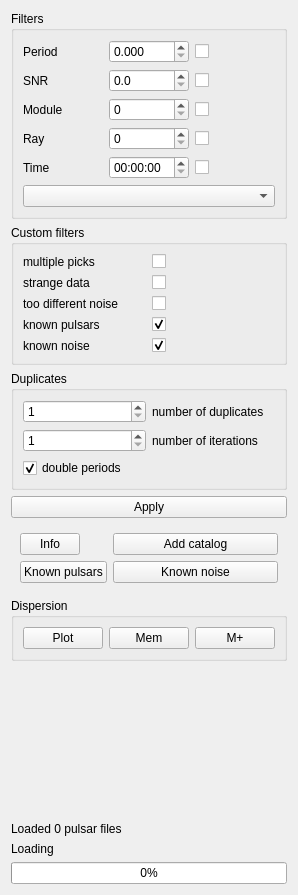
The window that src/analytics.ui (vtyulb/BSA-Analytics) describes before a commit, drawn with Qt 5.
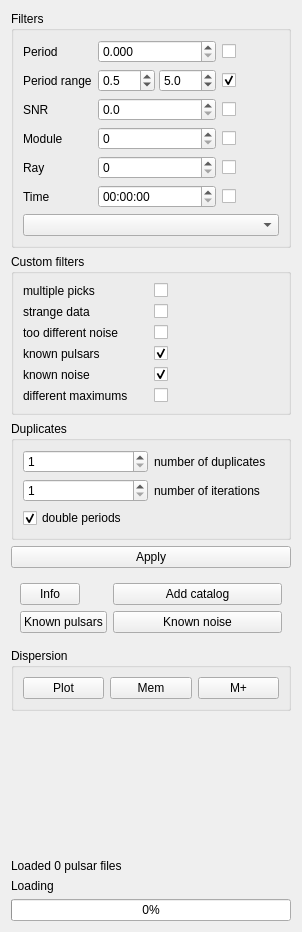
The same window after the commit.

Commit message: different maximums

```diff
--- a/src/analytics.ui
+++ b/src/analytics.ui
@@ -6,8 +6,8 @@
    <rect>
     <x>0</x>
     <y>0</y>
-    <width>292</width>
-    <height>895</height>
+    <width>302</width>
+    <height>932</height>
    </rect>
   </property>
   <property name="windowTitle">
@@ -22,20 +22,6 @@
      <layout class="QVBoxLayout" name="verticalLayout_2">
       <item>
        <layout class="QGridLayout" name="gridLayout">
-        <item row="3" column="0">
-         <widget class="QLabel" name="label_4">
-          <property name="text">
-           <string>Ray</string>
-          </property>
-         </widget>
-        </item>
-        <item row="4" column="1">
-         <widget class="QTimeEdit" name="time">
-          <property name="displayFormat">
-           <string>HH:mm:ss</string>
-          </property>
-         </widget>
-        </item>
         <item row="0" column="0">
          <widget class="QLabel" name="label">
           <property name="text">
@@ -43,53 +29,64 @@
           </property>
          </widget>
         </item>
-        <item row="2" column="0">
-         <widget class="QLabel" name="label_3">
+        <item row="4" column="2">
+         <widget class="QCheckBox" name="rayCheckBox">
           <property name="text">
-           <string>Module</string>
+           <string/>
           </property>
          </widget>
         </item>
-        <item row="3" column="1">
-         <widget class="QSpinBox" name="ray"/>
+        <item row="5" column="2">
+         <widget class="QCheckBox" name="timeCheckBox">
+          <property name="text">
+           <string/>
+          </property>
+         </widget>
         </item>
-        <item row="4" column="0">
+        <item row="2" column="2">
+         <widget class="QCheckBox" name="SNRCheckBox">
+          <property name="text">
+           <string/>
+          </property>
+         </widget>
+        </item>
+        <item row="5" column="0">
          <widget class="QLabel" name="label_5">
           <property name="text">
            <string>Time</string>
           </property>
          </widget>
         </item>
-        <item row="1" column="2">
-         <widget class="QCheckBox" name="SNRCheckBox">
-          <property name="text">
-           <string/>
+        <item row="5" column="1">
+         <widget class="QTimeEdit" name="time">
+          <property name="displayFormat">
+           <string>HH:mm:ss</string>
           </property>
          </widget>
         </item>
-        <item row="0" column="2">
-         <widget class="QCheckBox" name="periodCheckBox">
+        <item row="4" column="0">
+         <widget class="QLabel" name="label_4">
           <property name="text">
-           <string/>
+           <string>Ray</string>
           </property>
          </widget>
         </item>
         <item row="3" column="2">
-         <widget class="QCheckBox" name="rayCheckBox">
+         <widget class="QCheckBox" name="moduleCheckBox">
           <property name="text">
            <string/>
           </property>
          </widget>
         </item>
-        <item row="1" column="0">
-         <widget class="QLabel" name="label_2">
-          <property name="text">
-           <string>SNR</string>
-          </property>
-         </widget>
-        </item>
         <item row="2" column="1">
-         <widget class="QSpinBox" name="module"/>
+         <widget class="QDoubleSpinBox" name="SNR">
+          <property name="decimals">
+           <number>1</number>
+          </property>
+         </widget>
+        </item>
+        <item row="4" column="1">
+         <widget class="QSpinBox" name="ray"/>
         </item>
         <item row="0" column="1">
          <widget class="QDoubleSpinBox" name="period">
@@ -101,24 +98,85 @@
           </property>
          </widget>
         </item>
+        <item row="0" column="2">
+         <widget class="QCheckBox" name="periodCheckBox">
+          <property name="text">
+           <string/>
+          </property>
+         </widget>
+        </item>
+        <item row="3" column="0">
+         <widget class="QLabel" name="label_3">
+          <property name="text">
+           <string>Module</string>
+          </property>
+         </widget>
+        </item>
+        <item row="3" column="1">
+         <widget class="QSpinBox" name="module"/>
+        </item>
+        <item row="2" column="0">
+         <widget class="QLabel" name="label_2">
+          <property name="text">
+           <string>SNR</string>
+          </property>
+         </widget>
+        </item>
+        <item row="1" column="0">
+         <widget class="QLabel" name="label_13">
+          <property name="text">
+           <string>Period range</string>
+          </property>
+         </widget>
+        </item>
         <item row="1" column="1">
-         <widget class="QDoubleSpinBox" name="SNR">
-          <property name="decimals">
-           <number>1</number>
-          </property>
+         <widget class="QWidget" name="widget_2" native="true">
+          <layout class="QHBoxLayout" name="horizontalLayout_3">
+           <property name="spacing">
+            <number>4</number>
+           </property>
+           <property name="leftMargin">
+            <number>0</number>
+           </property>
+           <property name="topMargin">
+            <number>0</number>
+           </property>
+           <property name="rightMargin">
+            <number>0</number>
+           </property>
+           <property name="bottomMargin">
+            <number>0</number>
+           </property>
+           <item>
+            <widget class="QDoubleSpinBox" name="periodRangeLeft">
+             <property name="decimals">
+              <number>1</number>
+             </property>
+             <property name="value">
+              <double>0.500000000000000</double>
+             </property>
+            </widget>
+           </item>
+           <item>
+            <widget class="QDoubleSpinBox" name="periodRangeRight">
+             <property name="decimals">
+              <number>1</number>
+             </property>
+             <property name="value">
+              <double>5.000000000000000</double>
+             </property>
+            </widget>
+           </item>
+          </layout>
          </widget>
         </item>
-        <item row="2" column="2">
-         <widget class="QCheckBox" name="moduleCheckBox">
+        <item row="1" column="2">
+         <widget class="QCheckBox" name="periodRangeCheckBox">
           <property name="text">
            <string/>
           </property>
-         </widget>
-        </item>
-        <item row="4" column="2">
-         <widget class="QCheckBox" name="timeCheckBox">
-          <property name="text">
-           <string/>
+          <property name="checked">
+           <bool>true</bool>
           </property>
          </widget>
         </item>
@@ -138,31 +196,34 @@
      <layout class="QHBoxLayout" name="horizontalLayout">
       <item>
        <layout class="QGridLayout" name="gridLayout_2">
-        <item row="4" column="0">
-         <widget class="QLabel" name="label_11">
+        <item row="4" column="1">
+         <widget class="QCheckBox" name="knownNoise">
           <property name="text">
-           <string>known noise</string>
+           <string/>
           </property>
+          <property name="checked">
+           <bool>true</bool>
+          </property>
          </widget>
         </item>
-        <item row="0" column="0">
-         <widget class="QLabel" name="label_6">
+        <item row="2" column="1">
+         <widget class="QCheckBox" name="differentNoise">
           <property name="text">
-           <string>multiple picks</string>
+           <string/>
           </property>
          </widget>
         </item>
-        <item row="0" column="1">
-         <widget class="QCheckBox" name="multiplePicks">
+        <item row="3" column="0">
+         <widget class="QLabel" name="label_10">
           <property name="text">
-           <string/>
+           <string>known pulsars</string>
           </property>
          </widget>
         </item>
-        <item row="1" column="0">
-         <widget class="QLabel" name="label_7">
+        <item row="2" column="0">
+         <widget class="QLabel" name="label_8">
           <property name="text">
-           <string>strange data</string>
+           <string>too different noise</string>
           </property>
          </widget>
         </item>
@@ -179,27 +240,27 @@
           </property>
          </widget>
         </item>
-        <item row="2" column="0">
-         <widget class="QLabel" name="label_8">
-          <property name="text">
-           <string>too different noise</string>
-          </property>
-         </widget>
-        </item>
-        <item row="3" column="0">
-         <widget class="QLabel" name="label_10">
-          <property name="text">
-           <string>known pulsars</string>
-          </property>
-         </widget>
-        </item>
-        <item row="2" column="1">
-         <widget class="QCheckBox" name="differentNoise">
+        <item row="0" column="1">
+         <widget class="QCheckBox" name="multiplePicks">
           <property name="text">
            <string/>
           </property>
          </widget>
         </item>
+        <item row="0" column="0">
+         <widget class="QLabel" name="label_6">
+          <property name="text">
+           <string>multiple picks</string>
+          </property>
+         </widget>
+        </item>
+        <item row="4" column="0">
+         <widget class="QLabel" name="label_11">
+          <property name="text">
+           <string>known noise</string>
+          </property>
+         </widget>
+        </item>
         <item row="3" column="1">
          <widget class="QCheckBox" name="knownPulsars">
           <property name="text">
@@ -210,14 +271,25 @@
           </property>
          </widget>
         </item>
-        <item row="4" column="1">
-         <widget class="QCheckBox" name="knownNoise">
+        <item row="1" column="0">
+         <widget class="QLabel" name="label_7">
+          <property name="text">
+           <string>strange data</string>
+          </property>
+         </widget>
+        </item>
+        <item row="5" column="0">
+         <widget class="QLabel" name="label_14">
+          <property name="text">
+           <string>different maximums</string>
+          </property>
+         </widget>
+        </item>
+        <item row="5" column="1">
+         <widget class="QCheckBox" name="differentMaximums">
           <property name="text">
            <string/>
           </property>
-          <property name="checked">
-           <bool>true</bool>
-          </property>
          </widget>
         </item>
        </layout>
```
The commit also changes 2 other files.
